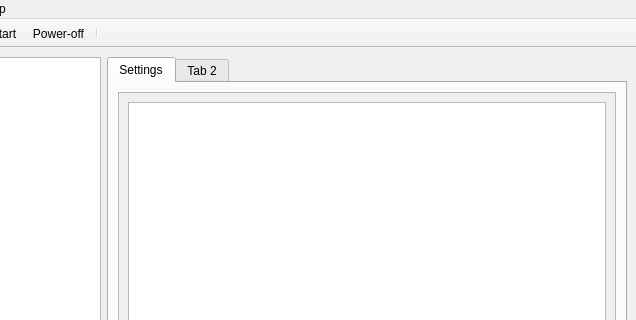
glenno-x/rc-vbox, file main_window.ui: the form before one commit; both pictures show x 164 to 800 and y 0 to 320 of the 800 by 600 pixel window.
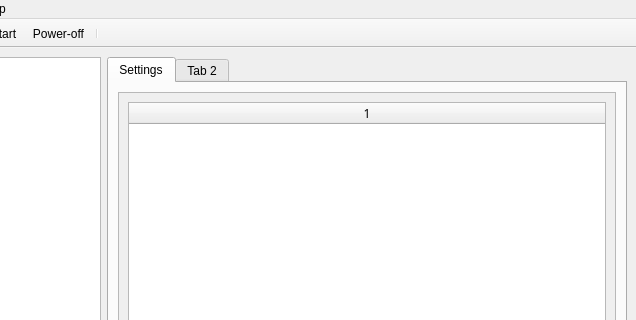
The form after the commit. Icons and pictures are not drawn.

Commit message: highlight changed values in red.

Patch:
```diff
--- a/main_window.ui
+++ b/main_window.ui
@@ -53,25 +53,31 @@
                <x>0</x>
                <y>0</y>
                <width>494</width>
-               <height>409</height>
+               <height>417</height>
               </rect>
              </property>
              <layout class="QHBoxLayout" name="horizontalLayout_3">
               <item>
-               <widget class="QTableView" name="tableView_settings">
+               <widget class="QTableWidget" name="tableWidget_settings">
                 <property name="font">
                  <font>
                   <family>Arundina Sans Mono</family>
                  </font>
                 </property>
+                <property name="rowCount">
+                 <number>0</number>
+                </property>
+                <property name="columnCount">
+                 <number>1</number>
+                </property>
                 <attribute name="horizontalHeaderVisible">
-                 <bool>false</bool>
-                </attribute>
-                <attribute name="horizontalHeaderCascadingSectionResizes">
                  <bool>true</bool>
                 </attribute>
-                <attribute name="horizontalHeaderDefaultSectionSize">
-                 <number>200</number>
+                <attribute name="horizontalHeaderMinimumSectionSize">
+                 <number>1</number>
+                </attribute>
+                <attribute name="horizontalHeaderShowSortIndicator" stdset="0">
+                 <bool>false</bool>
                 </attribute>
                 <attribute name="horizontalHeaderStretchLastSection">
                  <bool>true</bool>
@@ -79,6 +85,7 @@
                 <attribute name="verticalHeaderVisible">
                  <bool>false</bool>
                 </attribute>
+                <column/>
                </widget>
               </item>
              </layout>
```
Left out of the diff: 2 changed lines with no effect on the pictures. The commit also changes 2 other files.
